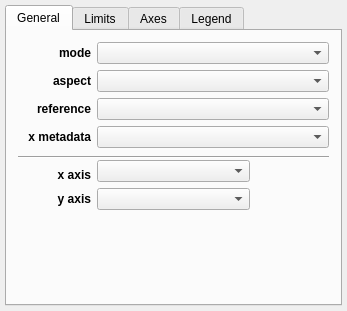
This is glue_genomics_viewers/heatmap/qt/options_widget.ui in nmearl/glue-genomics-viewers as Qt 5 draws it before an edit. The edited form follows.
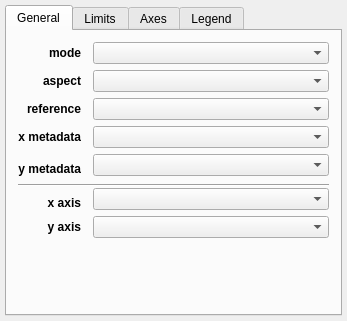
This is the edited form. Custom widgets are drawn as their Qt base class.

Commit message: Look up linked attributes in metadata properly and do y component

The edit to the form file:
```diff
--- a/glue_genomics_viewers/heatmap/qt/options_widget.ui
+++ b/glue_genomics_viewers/heatmap/qt/options_widget.ui
@@ -7,7 +7,7 @@
     <x>0</x>
     <y>0</y>
     <width>347</width>
-    <height>311</height>
+    <height>321</height>
    </rect>
   </property>
   <property name="windowTitle">
@@ -39,11 +39,47 @@
        <string>General</string>
       </attribute>
       <layout class="QGridLayout" name="gridLayout">
-       <item row="11" column="0">
-        <layout class="QVBoxLayout" name="layout_slices"/>
+       <item row="0" column="0">
+        <widget class="QLabel" name="label_3">
+         <property name="font">
+          <font>
+           <weight>75</weight>
+           <bold>true</bold>
+          </font>
+         </property>
+         <property name="text">
+          <string>mode</string>
+         </property>
+         <property name="alignment">
+          <set>Qt::AlignRight|Qt::AlignTrailing|Qt::AlignVCenter</set>
+         </property>
+        </widget>
        </item>
-       <item row="10" column="1" colspan="2">
-        <widget class="QComboBox" name="combosel_y_att_world">
+       <item row="0" column="2">
+        <widget class="QComboBox" name="combosel_color_mode">
+         <property name="sizeAdjustPolicy">
+          <enum>QComboBox::AdjustToMinimumContentsLength</enum>
+         </property>
+        </widget>
+       </item>
+       <item row="1" column="0">
+        <widget class="QLabel" name="label">
+         <property name="font">
+          <font>
+           <weight>75</weight>
+           <bold>true</bold>
+          </font>
+         </property>
+         <property name="text">
+          <string>aspect</string>
+         </property>
+         <property name="alignment">
+          <set>Qt::AlignRight|Qt::AlignTrailing|Qt::AlignVCenter</set>
+         </property>
+        </widget>
+       </item>
+       <item row="1" column="2">
+        <widget class="QComboBox" name="combosel_aspect">
          <property name="sizeAdjustPolicy">
           <enum>QComboBox::AdjustToMinimumContentsLength</enum>
          </property>
@@ -65,19 +101,10 @@
          </property>
         </widget>
        </item>
-       <item row="8" column="0" rowspan="2">
-        <widget class="QLabel" name="x_lab">
-         <property name="font">
-          <font>
-           <weight>75</weight>
-           <bold>true</bold>
-          </font>
-         </property>
-         <property name="text">
-          <string>x axis</string>
-         </property>
-         <property name="alignment">
-          <set>Qt::AlignRight|Qt::AlignTrailing|Qt::AlignVCenter</set>
+       <item row="2" column="2">
+        <widget class="QComboBox" name="combosel_reference_data">
+         <property name="sizeAdjustPolicy">
+          <enum>QComboBox::AdjustToMinimumContentsLength</enum>
          </property>
         </widget>
        </item>
@@ -97,7 +124,60 @@
          </property>
         </widget>
        </item>
-       <item row="10" column="0">
+       <item row="3" column="2">
+        <widget class="QComboBox" name="combosel_x_metadata">
+         <property name="sizeAdjustPolicy">
+          <enum>QComboBox::AdjustToMinimumContentsLength</enum>
+         </property>
+        </widget>
+       </item>
+       <item row="5" column="0">
+        <widget class="QLabel" name="label_6">
+         <property name="font">
+          <font>
+           <weight>75</weight>
+           <bold>true</bold>
+          </font>
+         </property>
+         <property name="text">
+          <string>y metadata</string>
+         </property>
+         <property name="alignment">
+          <set>Qt::AlignRight|Qt::AlignTrailing|Qt::AlignVCenter</set>
+         </property>
+        </widget>
+       </item>
+       <item row="6" column="0" rowspan="2" colspan="3">
+        <widget class="Line" name="line">
+         <property name="orientation">
+          <enum>Qt::Horizontal</enum>
+         </property>
+        </widget>
+       </item>
+       <item row="7" column="2" rowspan="2">
+        <widget class="QComboBox" name="combosel_x_att_world">
+         <property name="sizeAdjustPolicy">
+          <enum>QComboBox::AdjustToMinimumContentsLength</enum>
+         </property>
+        </widget>
+       </item>
+       <item row="8" column="0">
+        <widget class="QLabel" name="x_lab">
+         <property name="font">
+          <font>
+           <weight>75</weight>
+           <bold>true</bold>
+          </font>
+         </property>
+         <property name="text">
+          <string>x axis</string>
+         </property>
+         <property name="alignment">
+          <set>Qt::AlignRight|Qt::AlignTrailing|Qt::AlignVCenter</set>
+         </property>
+        </widget>
+       </item>
+       <item row="9" column="0">
         <widget class="QLabel" name="x_lab">
          <property name="font">
           <font>
@@ -113,39 +193,17 @@
          </property>
         </widget>
        </item>
-       <item row="0" column="0">
-        <widget class="QLabel" name="label_3">
-         <property name="font">
-          <font>
-           <weight>75</weight>
-           <bold>true</bold>
-          </font>
+       <item row="9" column="2">
+        <widget class="QComboBox" name="combosel_y_att_world">
+         <property name="sizeAdjustPolicy">
+          <enum>QComboBox::AdjustToMinimumContentsLength</enum>
          </property>
-         <property name="text">
-          <string>mode</string>
-         </property>
-         <property name="alignment">
-          <set>Qt::AlignRight|Qt::AlignTrailing|Qt::AlignVCenter</set>
-         </property>
         </widget>
        </item>
-       <item row="1" column="0">
-        <widget class="QLabel" name="label">
-         <property name="font">
-          <font>
-           <weight>75</weight>
-           <bold>true</bold>
-          </font>
-         </property>
-         <property name="text">
-          <string>aspect</string>
-         </property>
-         <property name="alignment">
-          <set>Qt::AlignRight|Qt::AlignTrailing|Qt::AlignVCenter</set>
-         </property>
-        </widget>
+       <item row="10" column="0">
+        <layout class="QVBoxLayout" name="layout_slices"/>
        </item>
-       <item row="11" column="1" colspan="2">
+       <item row="10" column="2">
         <spacer name="horizontalSpacer_2">
          <property name="orientation">
           <enum>Qt::Horizontal</enum>
@@ -158,7 +216,7 @@
          </property>
         </spacer>
        </item>
-       <item row="12" column="1" colspan="3">
+       <item row="11" column="2">
         <spacer name="verticalSpacer">
          <property name="orientation">
           <enum>Qt::Vertical</enum>
@@ -171,43 +229,8 @@
          </property>
         </spacer>
        </item>
-       <item row="6" column="0" rowspan="2" colspan="4">
-        <widget class="Line" name="line">
-         <property name="orientation">
-          <enum>Qt::Horizontal</enum>
-         </property>
-        </widget>
-       </item>
-       <item row="7" column="1" rowspan="3" colspan="2">
-        <widget class="QComboBox" name="combosel_x_att_world">
-         <property name="sizeAdjustPolicy">
-          <enum>QComboBox::AdjustToMinimumContentsLength</enum>
-         </property>
-        </widget>
-       </item>
-       <item row="0" column="1" colspan="3">
-        <widget class="QComboBox" name="combosel_color_mode">
-         <property name="sizeAdjustPolicy">
-          <enum>QComboBox::AdjustToMinimumContentsLength</enum>
-         </property>
-        </widget>
-       </item>
-       <item row="1" column="1" colspan="3">
-        <widget class="QComboBox" name="combosel_aspect">
-         <property name="sizeAdjustPolicy">
-          <enum>QComboBox::AdjustToMinimumContentsLength</enum>
-         </property>
-        </widget>
-       </item>
-       <item row="2" column="1" colspan="3">
-        <widget class="QComboBox" name="combosel_reference_data">
-         <property name="sizeAdjustPolicy">
-          <enum>QComboBox::AdjustToMinimumContentsLength</enum>
-         </property>
-        </widget>
-       </item>
-       <item row="3" column="1" colspan="3">
-        <widget class="QComboBox" name="combosel_x_metadata">
+       <item row="4" column="2" rowspan="2">
+        <widget class="QComboBox" name="combosel_x_metadata_2">
          <property name="sizeAdjustPolicy">
           <enum>QComboBox::AdjustToMinimumContentsLength</enum>
          </property>
```
The commit also changes 3 other files.
